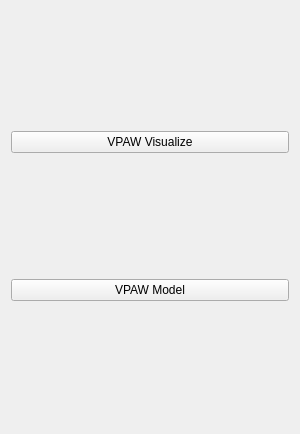
Before: the Qt Designer form Modules/Scripted/Home/Resources/UI/Home.ui in KitwareMedical/vpaw, drawn with Qt 5.
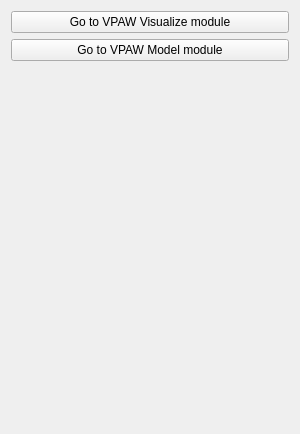
After: the same form once the commit is applied. Custom widgets are drawn as their Qt base class.

Commit message: STYLE: Move and rename functions/methods for consistency with 3D Slicer DOC: Add and improve docstrings ENH: Use `slicer.util.tryWithErrorDisplay` only when necessary ENH: Better arrangement and text for go-to-module buttons

```diff
--- a/Modules/Scripted/Home/Resources/UI/Home.ui
+++ b/Modules/Scripted/Home/Resources/UI/Home.ui
@@ -20,7 +20,7 @@
       <string>VPAW Visualize</string>
      </property>
      <property name="text">
-      <string>VPAW Visualize</string>
+      <string>Go to VPAW Visualize module</string>
      </property>
     </widget>
    </item>
@@ -33,10 +33,23 @@
       <string>VPAW Model</string>
      </property>
      <property name="text">
-      <string>VPAW Model</string>
+      <string>Go to VPAW Model module</string>
      </property>
     </widget>
    </item>
+   <item>
+    <spacer name="verticalSpacer">
+     <property name="orientation">
+      <enum>Qt::Vertical</enum>
+     </property>
+     <property name="sizeHint" stdset="0">
+      <size>
+       <width>20</width>
+       <height>40</height>
+      </size>
+     </property>
+    </spacer>
+   </item>
   </layout>
  </widget>
  <customwidgets>
```
Left out of the diff: 4 changed lines with no effect on the pictures. The commit also changes 5 other files.
